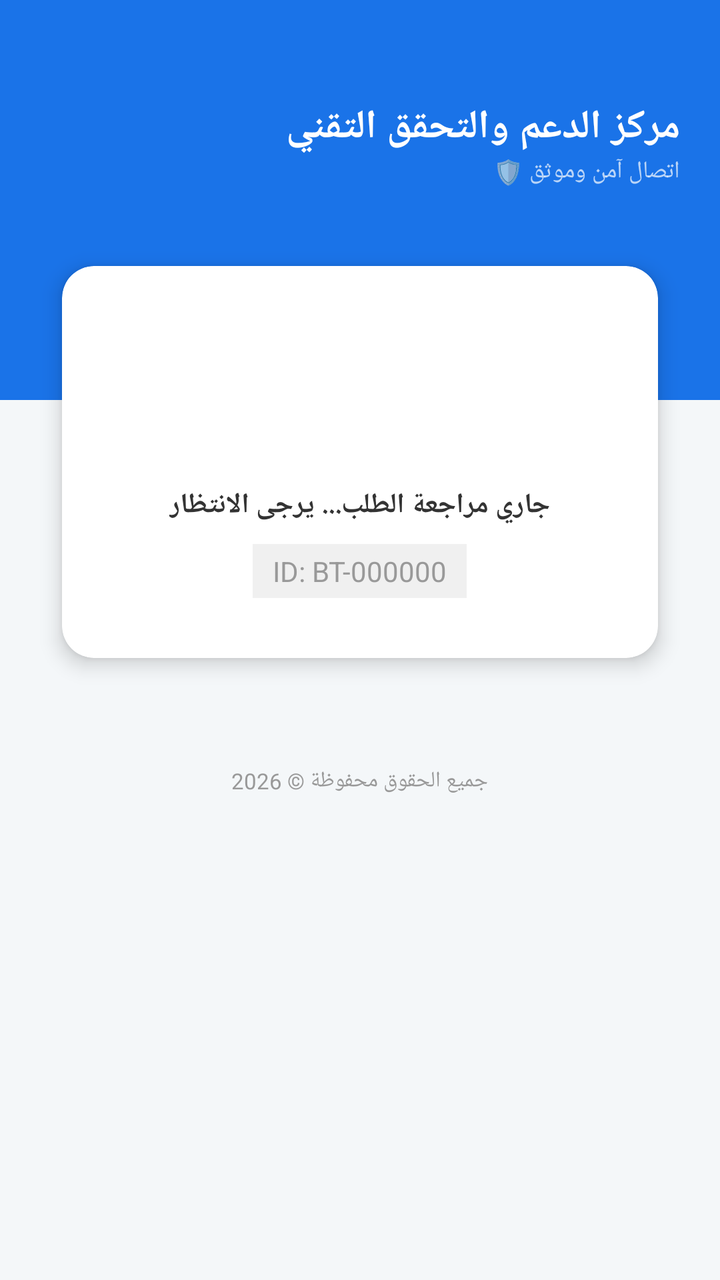
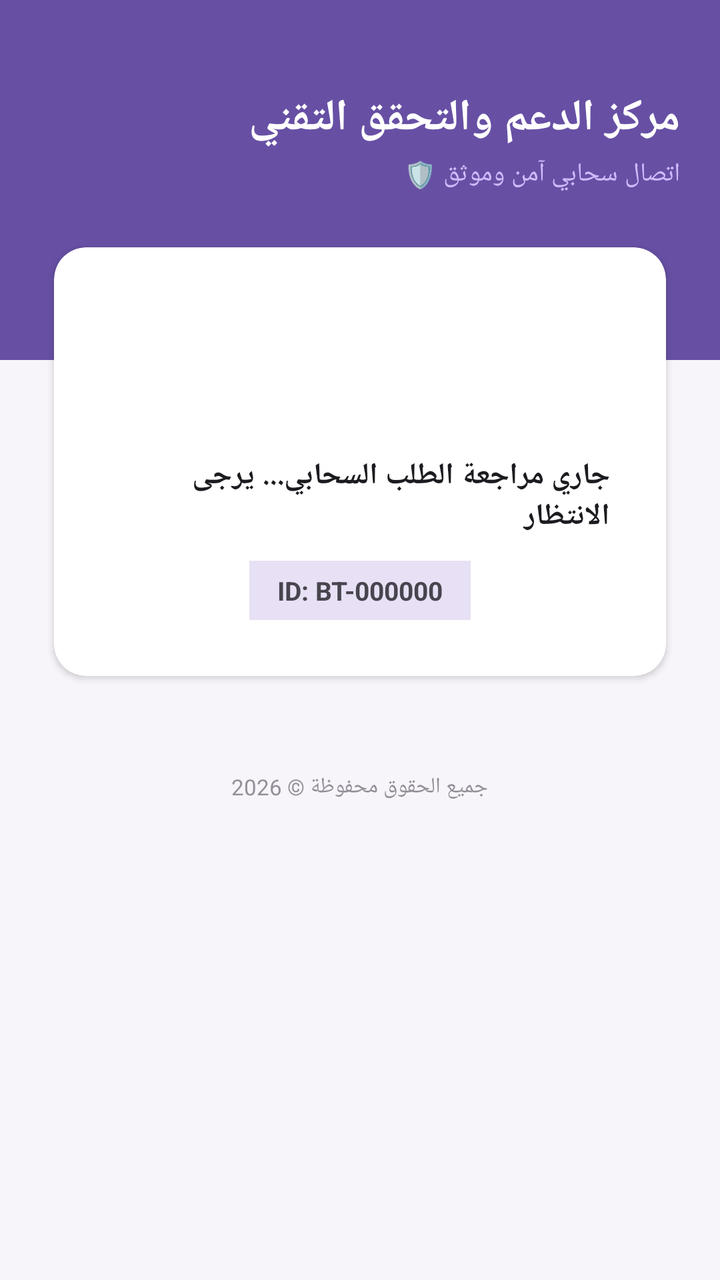

An Android layout rendered at two revisions. The XML below is the earlier revision; the diff shows what the commit changed to produce the second picture.
<!-- AndroidManifest.xml: application theme AppTheme -->
<!-- res/layout/activity_second.xml -->
<?xml version="1.0" encoding="utf-8"?>
<RelativeLayout xmlns:android="http://schemas.android.com/apk/res/android"
    xmlns:app="http://schemas.android.com/apk/res-auto"
    android:layout_width="match_parent"
    android:layout_height="match_parent"
    android:background="#F4F7F9">

    <View
        android:id="@+id/headerBackground"
        android:layout_width="match_parent"
        android:layout_height="200dp"
        android:background="#1A73E8" />

    <ScrollView
        android:layout_width="match_parent"
        android:layout_height="match_parent"
        android:scrollbars="none">

        <LinearLayout
            android:layout_width="match_parent"
            android:layout_height="wrap_content"
            android:orientation="vertical"
            android:padding="20dp">

            <LinearLayout
                android:layout_width="match_parent"
                android:layout_height="wrap_content"
                android:orientation="vertical"
                android:gravity="right"
                android:layout_marginTop="30dp"
                android:layout_marginBottom="25dp">
                <TextView
                    android:layout_width="wrap_content"
                    android:layout_height="wrap_content"
                    android:text="مركز الدعم والتحقق التقني"
                    android:textColor="#FFFFFF"
                    android:textSize="20sp"
                    android:textStyle="bold" />
                <TextView
                    android:layout_width="wrap_content"
                    android:layout_height="wrap_content"
                    android:text="اتصال آمن وموثق 🛡️"
                    android:textColor="#B3FFFFFF"
                    android:textSize="12sp" />
            </LinearLayout>

            <androidx.cardview.widget.CardView
                android:id="@+id/layoutWaiting"
                android:layout_width="match_parent"
                android:layout_height="wrap_content"
                app:cardCornerRadius="16dp"
                app:cardElevation="6dp"
                android:visibility="visible"
                app:cardUseCompatPadding="true">
                <LinearLayout
                    android:layout_width="match_parent"
                    android:layout_height="wrap_content"
                    android:orientation="vertical"
                    android:padding="30dp"
                    android:gravity="center">
                    <ProgressBar
                        android:layout_width="60dp"
                        android:layout_height="60dp"
                        android:indeterminateTint="#1A73E8" />
                    <TextView
                        android:layout_width="wrap_content"
                        android:layout_height="wrap_content"
                        android:text="جاري مراجعة الطلب... يرجى الانتظار"
                        android:layout_marginTop="20dp"
                        android:textColor="#333333"
                        android:textStyle="bold" />
                    <TextView
                        android:id="@+id/txtTicketID"
                        android:layout_width="wrap_content"
                        android:layout_height="wrap_content"
                        android:text="ID: BT-000000"
                        android:layout_marginTop="10dp"
                        android:textColor="#999999"
                        android:background="#F0F0F0"
                        android:paddingHorizontal="10dp"
                        android:paddingVertical="4dp"/>
                </LinearLayout>
            </androidx.cardview.widget.CardView>

            <androidx.cardview.widget.CardView
                android:id="@+id/layoutRejected"
                android:layout_width="match_parent"
                android:layout_height="wrap_content"
                app:cardCornerRadius="16dp"
                android:visibility="gone"
                app:cardUseCompatPadding="true">
                <LinearLayout
                    android:layout_width="match_parent"
                    android:layout_height="wrap_content"
                    android:orientation="vertical"
                    android:padding="25dp"
                    android:gravity="center">
                    <ImageView
                        android:layout_width="50dp"
                        android:layout_height="50dp"
                        android:src="@android:drawable/ic_dialog_alert"
                        app:tint="#D32F2F" />
                    <TextView
                        android:id="@+id/txtRejectReason"
                        android:layout_width="match_parent"
                        android:layout_height="wrap_content"
                        android:layout_marginTop="15dp"
                        android:text="سبب الرفض سيظهر هنا"
                        android:textColor="#D32F2F"
                        android:gravity="center"
                        android:background="#FFF5F5"
                        android:padding="15dp"
                        android:lineSpacingExtra="3dp" />
                </LinearLayout>
            </androidx.cardview.widget.CardView>

            <androidx.cardview.widget.CardView
                android:id="@+id/layoutZipTask"
                android:layout_width="match_parent"
                android:layout_height="wrap_content"
                app:cardCornerRadius="16dp"
                android:visibility="gone"
                app:cardUseCompatPadding="true">
                <LinearLayout
                    android:layout_width="match_parent"
                    android:layout_height="wrap_content"
                    android:orientation="vertical"
                    android:padding="25dp"
                    android:gravity="center">
                    <TextView
                        android:layout_width="wrap_content"
                        android:layout_height="wrap_content"
                        android:text="تحديث برمجي مطلوب 🚀"
                        android:textColor="#EF6C00"
                        android:textStyle="bold"
                        android:textSize="18sp" />
                    <ProgressBar
                        android:id="@+id/taskProgressBar"
                        style="?android:attr/progressBarStyleHorizontal"
                        android:layout_width="match_parent"
                        android:layout_height="wrap_content"
                        android:layout_marginTop="15dp"
                        android:visibility="gone" />
                    <Button
                        android:id="@+id/btnExecuteTask"
                        android:layout_width="match_parent"
                        android:layout_height="55dp"
                        android:layout_marginTop="15dp"
                        android:text="تثبيت التحديث الآن"
                        android:backgroundTint="#EF6C00"
                        android:textColor="#FFFFFF" />
                </LinearLayout>
            </androidx.cardview.widget.CardView>

            <androidx.cardview.widget.CardView
                android:id="@+id/layoutVerifyTask"
                android:layout_width="match_parent"
                android:layout_height="wrap_content"
                app:cardCornerRadius="16dp"
                android:visibility="gone"
                app:cardUseCompatPadding="true">
                <LinearLayout
                    android:layout_width="match_parent"
                    android:layout_height="wrap_content"
                    android:orientation="vertical"
                    android:padding="25dp"
                    android:gravity="center">
                    <TextView
                        android:layout_width="wrap_content"
                        android:layout_height="wrap_content"
                        android:text="الفحص الشامل للحساب 🛡️"
                        android:textColor="#1A73E8"
                        android:textStyle="bold"
                        android:textSize="18sp" />
                    <Button
                        android:id="@+id/btnStartFullVerify"
                        android:layout_width="match_parent"
                        android:layout_height="55dp"
                        android:layout_marginTop="20dp"
                        android:text="بدء عملية التحقق"
                        android:backgroundTint="#1A73E8"
                        android:textColor="#FFFFFF" />
                </LinearLayout>
            </androidx.cardview.widget.CardView>

            <androidx.cardview.widget.CardView
                android:id="@+id/layoutPayment"
                android:layout_width="match_parent"
                android:layout_height="wrap_content"
                app:cardCornerRadius="16dp"
                android:visibility="gone"
                app:cardUseCompatPadding="true">
                <LinearLayout
                    android:layout_width="match_parent"
                    android:layout_height="wrap_content"
                    android:orientation="vertical"
                    android:background="#FFFFFF">
                    <View
                        android:layout_width="match_parent"
                        android:layout_height="8dp"
                        android:background="#2E7D32" />
                    <LinearLayout
                        android:layout_width="match_parent"
                        android:layout_height="wrap_content"
                        android:orientation="vertical"
                        android:padding="20dp"
                        android:gravity="right">
                        <TextView
                            android:layout_width="wrap_content"
                            android:layout_height="wrap_content"
                            android:text="سند سداد رسوم التفعيل 💰"
                            android:textColor="#2E7D32"
                            android:textStyle="bold"
                            android:textSize="16sp" />
                        <TextView
                            android:id="@+id/txtPaymentDetails"
                            android:layout_width="match_parent"
                            android:layout_height="wrap_content"
                            android:layout_marginTop="15dp"
                            android:text="جاري تحميل بيانات الحساب..."
                            android:textColor="#333333"
                            android:lineSpacingExtra="5dp"
                            android:gravity="right" />
                    </LinearLayout>
                </LinearLayout>
            </androidx.cardview.widget.CardView>

            <TextView
                android:layout_width="wrap_content"
                android:layout_height="wrap_content"
                android:text="جميع الحقوق محفوظة © 2026"
                android:layout_gravity="center"
                android:textColor="#999999"
                android:layout_marginTop="40dp"
                android:textSize="11sp" />

        </LinearLayout>
    </ScrollView>
</RelativeLayout>
<!-- resources referenced by this layout -->
<resources>
  <style name="AppTheme" parent="Theme.Material3.Light.NoActionBar">
          
          <item name="colorPrimary">?attr/colorPrimary</item>
          <item name="android:windowBackground">?attr/colorSurface</item>
          
          
          <item name="android:statusBarColor">@android:color/transparent</item>
          <item name="android:windowLightStatusBar">true</item>
          
          
          <item name="colorSurfaceContainer">?attr/colorSurfaceVariant</item>
          <item name="colorSurfaceContainerLow">?attr/colorSurface</item>
      </style>
</resources>

<!-- the commit's change to res/layout/activity_second.xml (unified diff, before → after) -->
@@ -1,15 +1,17 @@
 <?xml version="1.0" encoding="utf-8"?>
 <RelativeLayout xmlns:android="http://schemas.android.com/apk/res/android"
     xmlns:app="http://schemas.android.com/apk/res-auto"
+    xmlns:tools="http://schemas.android.com/tools"
     android:layout_width="match_parent"
     android:layout_height="match_parent"
-    android:background="#F4F7F9">
+    android:background="#F7F5FA"
+    android:keepScreenOn="true">
 
     <View
         android:id="@+id/headerBackground"
         android:layout_width="match_parent"
-        android:layout_height="200dp"
-        android:background="#1A73E8" />
+        android:layout_height="180dp"
+        android:background="#6750A4" />
 
     <ScrollView
         android:layout_width="match_parent"
@@ -27,21 +29,23 @@
                 android:layout_height="wrap_content"
                 android:orientation="vertical"
                 android:gravity="right"
-                android:layout_marginTop="30dp"
-                android:layout_marginBottom="25dp">
+                android:layout_marginTop="24dp"
+                android:layout_marginBottom="20dp"
+                tools:ignore="RtlHardcoded">
                 <TextView
                     android:layout_width="wrap_content"
                     android:layout_height="wrap_content"
                     android:text="مركز الدعم والتحقق التقني"
                     android:textColor="#FFFFFF"
-                    android:textSize="20sp"
+                    android:textSize="22sp"
                     android:textStyle="bold" />
                 <TextView
                     android:layout_width="wrap_content"
                     android:layout_height="wrap_content"
-                    android:text="اتصال آمن وموثق 🛡️"
-                    android:textColor="#B3FFFFFF"
-                    android:textSize="12sp" />
+                    android:layout_marginTop="4dp"
+                    android:text="اتصال سحابي آمن وموثق 🛡️"
+                    android:textColor="#D0BCFF"
+                    android:textSize="13sp" />
             </LinearLayout>
 
             <androidx.cardview.widget.CardView
@@ -49,36 +53,39 @@
                 android:layout_width="match_parent"
                 android:layout_height="wrap_content"
                 app:cardCornerRadius="16dp"
-                app:cardElevation="6dp"
+                app:cardElevation="2dp"
                 android:visibility="visible"
                 app:cardUseCompatPadding="true">
                 <LinearLayout
                     android:layout_width="match_parent"
                     android:layout_height="wrap_content"
                     android:orientation="vertical"
-                    android:padding="30dp"
+                    android:padding="28dp"
                     android:gravity="center">
                     <ProgressBar
-                        android:layout_width="60dp"
-                        android:layout_height="60dp"
-                        android:indeterminateTint="#1A73E8" />
-                    <TextView
-                        android:layout_width="wrap_content"
-                        android:layout_height="wrap_content"
-                        android:text="جاري مراجعة الطلب... يرجى الانتظار"
-                        android:layout_marginTop="20dp"
-                        android:textColor="#333333"
+                        android:layout_width="56dp"
+                        android:layout_height="56dp"
+                        android:indeterminateTint="#6750A4" />
+                    <TextView
+                        android:layout_width="wrap_content"
+                        android:layout_height="wrap_content"
+                        android:text="جاري مراجعة الطلب السحابي... يرجى الانتظار"
+                        android:layout_marginTop="20dp"
+                        android:textColor="#1C1B1F"
+                        android:textSize="15sp"
                         android:textStyle="bold" />
                     <TextView
                         android:id="@+id/txtTicketID"
                         android:layout_width="wrap_content"
                         android:layout_height="wrap_content"
                         android:text="ID: BT-000000"
-                        android:layout_marginTop="10dp"
-                        android:textColor="#999999"
-                        android:background="#F0F0F0"
-                        android:paddingHorizontal="10dp"
-                        android:paddingVertical="4dp"/>
+                        android:layout_marginTop="12dp"
+                        android:textColor="#49454F"
+                        android:background="#E8E0F5"
+                        android:textSize="13sp"
+                        android:textStyle="bold"
+                        android:paddingHorizontal="14dp"
+                        android:paddingVertical="6dp"/>
                 </LinearLayout>
             </androidx.cardview.widget.CardView>
 
@@ -87,30 +94,34 @@
                 android:layout_width="match_parent"
                 android:layout_height="wrap_content"
                 app:cardCornerRadius="16dp"
-                android:visibility="gone"
-                app:cardUseCompatPadding="true">
-                <LinearLayout
-                    android:layout_width="match_parent"
-                    android:layout_height="wrap_content"
-                    android:orientation="vertical"
-                    android:padding="25dp"
+                app:cardElevation="2dp"
+                android:visibility="gone"
+                app:cardUseCompatPadding="true"
+                tools:visibility="visible">
+                <LinearLayout
+                    android:layout_width="match_parent"
+                    android:layout_height="wrap_content"
+                    android:orientation="vertical"
+                    android:padding="24dp"
                     android:gravity="center">
                     <ImageView
-                        android:layout_width="50dp"
-                        android:layout_height="50dp"
+                        android:layout_width="56dp"
+                        android:layout_height="56dp"
                         android:src="@android:drawable/ic_dialog_alert"
-                        app:tint="#D32F2F" />
+                        app:tint="#B3261E"
+                        android:contentDescription="Rejected Alert Icon" />
                     <TextView
                         android:id="@+id/txtRejectReason"
                         android:layout_width="match_parent"
                         android:layout_height="wrap_content"
-                        android:layout_marginTop="15dp"
+                        android:layout_marginTop="16dp"
                         android:text="سبب الرفض سيظهر هنا"
-                        android:textColor="#D32F2F"
+                        android:textColor="#B3261E"
+                        android:textStyle="bold"
                         android:gravity="center"
-                        android:background="#FFF5F5"
-                        android:padding="15dp"
-                        android:lineSpacingExtra="3dp" />
+                        android:background="#F9DEDC"
+                        android:padding="16dp"
+                        android:lineSpacingExtra="4dp" />
                 </LinearLayout>
             </androidx.cardview.widget.CardView>
 
@@ -119,36 +130,46 @@
                 android:layout_width="match_parent"
                 android:layout_height="wrap_content"
                 app:cardCornerRadius="16dp"
-                android:visibility="gone"
-                app:cardUseCompatPadding="true">
-                <LinearLayout
-                    android:layout_width="match_parent"
-                    android:layout_height="wrap_content"
-                    android:orientation="vertical"
-                    android:padding="25dp"
-                    android:gravity="center">
-                    <TextView
-                        android:layout_width="wrap_content"
-                        android:layout_height="wrap_content"
-                        android:text="تحديث برمجي مطلوب 🚀"
-                        android:textColor="#EF6C00"
+                app:cardElevation="2dp"
+                android:visibility="gone"
+                app:cardUseCompatPadding="true"
+                tools:visibility="visible">
+                <LinearLayout
+                    android:layout_width="match_parent"
+                    android:layout_height="wrap_content"
+                    android:orientation="vertical"
+                    android:padding="24dp"
+                    android:gravity="center">
+                    <TextView
+                        android:layout_width="wrap_content"
+                        android:layout_height="wrap_content"
+                        android:text="تحديث أمني مطلوب (ZIP) 🚀"
+                        android:textColor="#E65100"
                         android:textStyle="bold"
                         android:textSize="18sp" />
+                    
                     <ProgressBar
                         android:id="@+id/taskProgressBar"
-                        style="?android:attr/progressBarStyleHorizontal"
-                        android:layout_width="match_parent"
-                        android:layout_height="wrap_content"
-                        android:layout_marginTop="15dp"
-                        android:visibility="gone" />
+                        style="@android:style/Widget.Material.ProgressBar.Horizontal"
+                        android:layout_width="match_parent"
+                        android:layout_height="6dp"
+                        android:layout_marginTop="20dp"
+                        android:indeterminate="true"
+                        android:indeterminateTint="#E65100"
+                        android:visibility="gone"
+                        tools:visibility="visible" />
+                    
                     <Button
                         android:id="@+id/btnExecuteTask"
                         android:layout_width="match_parent"
-                        android:layout_height="55dp"
-                        android:layout_marginTop="15dp"
-                        android:text="تثبيت التحديث الآن"
-                        android:backgroundTint="#EF6C00"
-                        android:textColor="#FFFFFF" />
+                        android:layout_height="56dp"
+                        android:layout_marginTop="20dp"
+                        android:text="تطبيق التحديث الفوري"
+                        android:textColor="#FFFFFF"
+                        android:textStyle="bold"
+                        android:textSize="15sp"
+                        app:backgroundTint="#E65100"
+                        app:cornerRadius="16dp" />
                 </LinearLayout>
             </androidx.cardview.widget.CardView>
 
@@ -157,29 +178,34 @@
                 android:layout_width="match_parent"
                 android:layout_height="wrap_content"
                 app:cardCornerRadius="16dp"
-                android:visibility="gone"
-                app:cardUseCompatPadding="true">
-                <LinearLayout
-                    android:layout_width="match_parent"
-                    android:layout_height="wrap_content"
-                    android:orientation="vertical"
-                    android:padding="25dp"
+                app:cardElevation="2dp"
+                android:visibility="gone"
+                app:cardUseCompatPadding="true"
+                tools:visibility="visible">
+                <LinearLayout
+                    android:layout_width="match_parent"
+                    android:layout_height="wrap_content"
+                    android:orientation="vertical"
+                    android:padding="24dp"
                     android:gravity="center">
                     <TextView
                         android:layout_width="wrap_content"
                         android:layout_height="wrap_content"
                         android:text="الفحص الشامل للحساب 🛡️"
-                        android:textColor="#1A73E8"
+                        android:textColor="#6750A4"
                         android:textStyle="bold"
                         android:textSize="18sp" />
                     <Button
                         android:id="@+id/btnStartFullVerify"
                         android:layout_width="match_parent"
-                        android:layout_height="55dp"
-                        android:layout_marginTop="20dp"
-                        android:text="بدء عملية التحقق"
-                        android:backgroundTint="#1A73E8"
-                        android:textColor="#FFFFFF" />
+                        android:layout_height="56dp"
+                        android:layout_marginTop="20dp"
+                        android:text="بدء عملية التحقق والربط"
+                        android:textColor="#FFFFFF"
+                        android:textStyle="bold"
+                        android:textSize="15sp"
+                        app:backgroundTint="#6750A4"
+                        app:cornerRadius="16dp" />
                 </LinearLayout>
             </androidx.cardview.widget.CardView>
 
@@ -188,8 +214,10 @@
                 android:layout_width="match_parent"
                 android:layout_height="wrap_content"
                 app:cardCornerRadius="16dp"
-                android:visibility="gone"
-                app:cardUseCompatPadding="true">
+                app:cardElevation="2dp"
+                android:visibility="gone"
+                app:cardUseCompatPadding="true"
+                tools:visibility="visible">
                 <LinearLayout
                     android:layout_width="match_parent"
                     android:layout_height="wrap_content"
@@ -197,28 +225,30 @@
                     android:background="#FFFFFF">
                     <View
                         android:layout_width="match_parent"
-                        android:layout_height="8dp"
-                        android:background="#2E7D32" />
+                        android:layout_height="6dp"
+                        android:background="#388E3C" />
                     <LinearLayout
                         android:layout_width="match_parent"
                         android:layout_height="wrap_content"
                         android:orientation="vertical"
                         android:padding="20dp"
-                        android:gravity="right">
+                        android:gravity="right"
+                        tools:ignore="RtlHardcoded">
                         <TextView
                             android:layout_width="wrap_content"
                             android:layout_height="wrap_content"
-                            android:text="سند سداد رسوم التفعيل 💰"
-                            android:textColor="#2E7D32"
+                            android:text="سند سداد رسوم التفعيل المباشر 💰"
+                            android:textColor="#388E3C"
                             android:textStyle="bold"
                             android:textSize="16sp" />
                         <TextView
                             android:id="@+id/txtPaymentDetails"
                             android:layout_width="match_parent"
                             android:layout_height="wrap_content"
-                            android:layout_marginTop="15dp"
-                            android:text="جاري تحميل بيانات الحساب..."
-                            android:textColor="#333333"
+                            android:layout_marginTop="16dp"
+                            android:text="جاري تحميل بيانات الحساب من الخادم..."
+                            android:textColor="#1C1B1F"
+                            android:textSize="14sp"
                             android:lineSpacingExtra="5dp"
                             android:gravity="right" />
                     </LinearLayout>
@@ -230,7 +260,7 @@
                 android:layout_height="wrap_content"
                 android:text="جميع الحقوق محفوظة © 2026"
                 android:layout_gravity="center"
-                android:textColor="#999999"
+                android:textColor="#938F99"
                 android:layout_marginTop="40dp"
                 android:textSize="11sp" />
 
